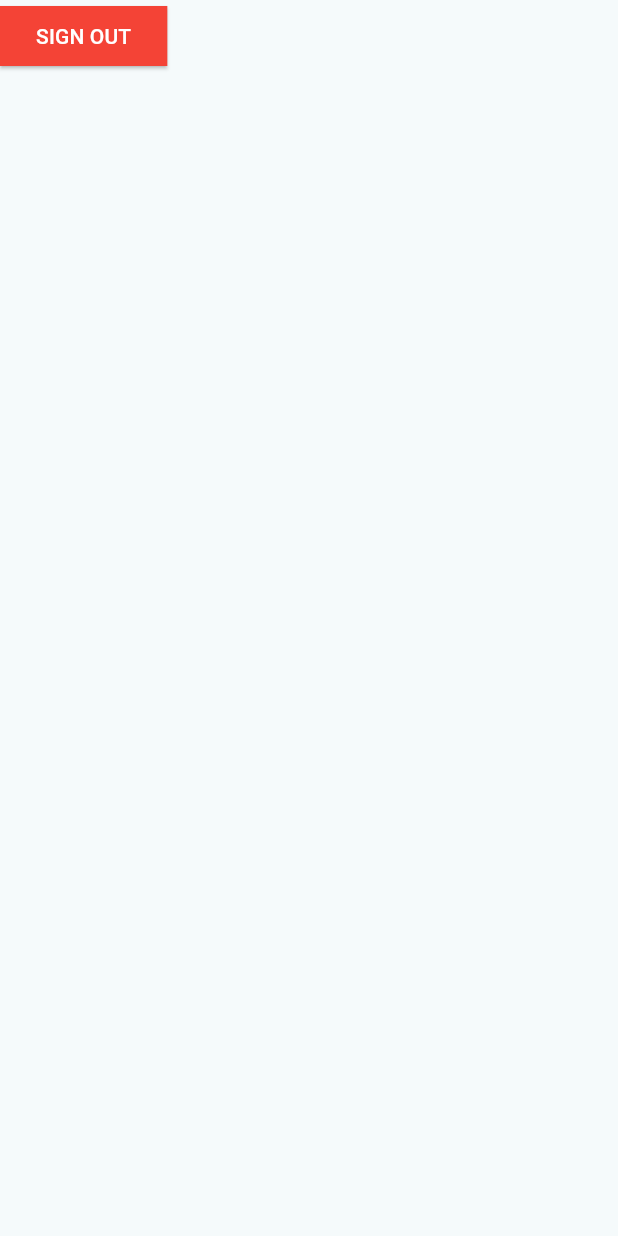
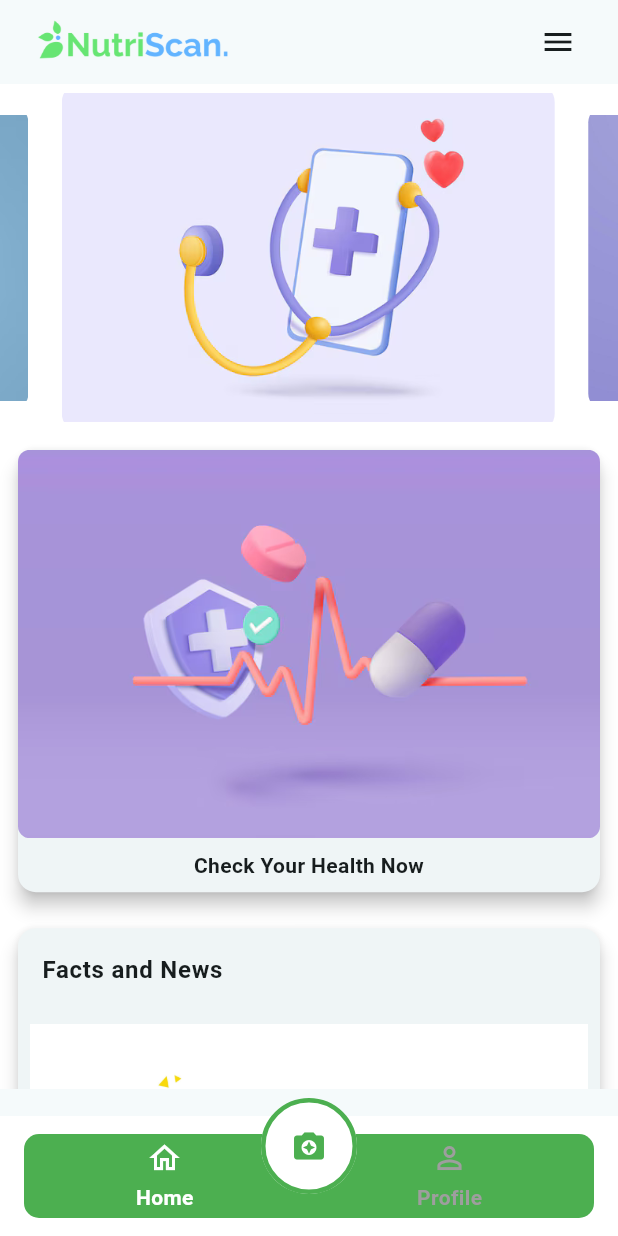
Before and after one commit to yyuvraj54/Nutriscan, a Flutter app: the screen it shows once a user with an empty profile is signed in, on a phone screen of 412 x 824 dp. Run offline on Flutter 3.47's test engine with Material 3 defaults, Android fonts, the phone set to English and light mode, and no system bars; drawn by our look-alikes of carousel_slider; our stand-ins replace camera, cloud_firestore, firebase_auth, firebase_core, flutter_gemini, flutter_svg and 1 more; accounts and stored records are empty.

Commit message:
Bottom Nav added home Screen done  , profile screen done , Scanner Screen floating button added , navigation completed added autoplay images gallery

```diff
--- /dev/null
+++ b/lib/component/CustomBottomNav.dart
@@ -0,0 +1,105 @@
+import 'dart:io';
+
+import 'package:flutter/material.dart';
+
+class CustomBottomNavigationBar extends StatelessWidget {
+  final int pageIndex;
+  final Function(int) onTap;
+
+  const CustomBottomNavigationBar({
+    Key? key,
+    required this.pageIndex,
+    required this.onTap,
+  }) : super(key: key);
+
+  @override
+  Widget build(BuildContext context) {
+    return Stack(
+      alignment: Alignment.center,
+      children: [
+        Container(
+          child: Padding(
+            padding: EdgeInsets.only(top: 18.0, ),
+            child: BottomAppBar(
+              elevation: 0.0,
+              color: Colors.white, // Set background color to white
+              child: ClipRRect(
+                borderRadius: BorderRadius.circular(10),
+                child: Container(
+                  height: 60,
+                  color: Colors.green, // Color for the selected item indicator
+                  child: Row(
+                    mainAxisAlignment: MainAxisAlignment.spaceAround,
+                    children: [
+                      navItem(
+                        Icons.home_outlined,
+                        "Home",
+                        pageIndex == 0,
+                        onTap: () => onTap(0),
+                      ),
+                      navItem(
+                        Icons.person_outline,
+                        "Profile",
+                        pageIndex == 1,
+                        onTap: () => onTap(1),
+                      ),
+                    ],
+                  ),
+                ),
+              ),
+            ),
+          ),
+        ),
+        Positioned(
+          bottom: Platform.isAndroid ? 28 : 32, // Adjusted position
+          child: Container(
+            margin: const EdgeInsets.only(top: 10),
+            height: 64,
+            width: 64,
+            child: FloatingActionButton(
+              backgroundColor: Colors.white,
+              elevation: 0,
+              onPressed: () => debugPrint("Add Button pressed"), // yaha se open hoga camera wala screen tik h abhishek!!
+               shape: RoundedRectangleBorder(
+                side: const BorderSide(width: 3, color: Colors.green),
+                borderRadius: BorderRadius.circular(100),
+              ),
+              child: const Icon(
+                Icons.camera_enhance,
+                color: Colors.green,
+              ),
+            ),
+          ),
+        ),
+      ],
+    );
+  }
+
+  Widget navItem(
+      IconData icon,
+      String label,
+      bool isSelected, {
+        required Function() onTap,
+      }) {
+    return GestureDetector(
+      onTap: onTap,
+      child: Column(
+        mainAxisAlignment: MainAxisAlignment.center,
+        children: [
+          Icon(
+            icon,
+            color: isSelected ? Colors.white : Colors.grey,
+          ),
+          SizedBox(height: 4),
+          Text(
+            label,
+            style: TextStyle(
+              color: isSelected ? Colors.white : Colors.grey,
+              fontWeight: FontWeight.bold,
+            ),
+          ),
+        ],
+      ),
+    );
+  }
+}
--- /dev/null
+++ b/lib/pages/bottom_nav_bar/bottom_navigation.dart
@@ -0,0 +1,54 @@
+import 'package:flutter/material.dart';
+import 'package:nutriscan/pages/bottom_nav_bar/profile_screen.dart';
+import '../../component/CustomBottomNav.dart';
+import '../camera_page.dart';
+import 'home_screen.dart';
+
+
+void main() {
+  runApp(MaterialApp(
+    home: BottomNavigation(),
+  ));
+}
+
+class BottomNavigation extends StatefulWidget {
+  const BottomNavigation({Key? key}) : super(key: key);
+
+  @override
+  State<BottomNavigation> createState() => _BottomNavigationState();
+}
+
+class _BottomNavigationState extends State<BottomNavigation> {
+  int _selectedIndex = 0;
+
+  final PageController _pageController = PageController();
+
+  void _onItemTapped(int index) {
+    setState(() {
+      _selectedIndex = index;
+      _pageController.animateToPage(index, duration: Duration(milliseconds: 300), curve: Curves.ease);
+    });
+  }
+
+  @override
+  Widget build(BuildContext context) {
+    return Scaffold(
+      body: PageView(
+        controller: _pageController,
+        onPageChanged: (index) {
+          setState(() {
+            _selectedIndex = index;
+          });
+        },
+        children: <Widget>[
+          HomeScreen(),
+          ProfileScreen(),
+        ],
+      ),
+      bottomNavigationBar: CustomBottomNavigationBar(
+        pageIndex: _selectedIndex,
+        onTap: _onItemTapped,
+      ),
+    );
+  }
+}
--- /dev/null
+++ b/lib/pages/bottom_nav_bar/home_screen.dart
@@ -0,0 +1,145 @@
+import 'package:flutter/material.dart';
+import 'package:carousel_slider/carousel_slider.dart';
+import 'package:nutriscan/pages/signin_page.dart';
+
+import '../../services/authservice.dart';
+
+class HomeScreen extends StatefulWidget {
+  const HomeScreen({Key? key}) : super(key: key);
+
+  @override
+  State<HomeScreen> createState() => _HomeScreenState();
+}
+
+class _HomeScreenState extends State<HomeScreen> {
+  @override
+  Widget build(BuildContext context) {
+    return Scaffold(
+      backgroundColor: Colors.white,
+      appBar: AppBar(
+        title: Row(
+          children: [
+            IconButton(
+              icon: Image.asset(
+                'lib/asset/logo.png',
+                height: 30, // Adjust the height as needed
+              ),
+              onPressed: () {
+                // Add functionality for Nurifit icon
+              },
+            ),
+            Spacer(),
+            IconButton(
+              icon: Icon(Icons.menu),
+              onPressed: () {
+                // Add functionality for menu button
+              },
+            ),
+          ],
+        ),
+      ),
+      body: SingleChildScrollView(
+        child: Column(
+          crossAxisAlignment: CrossAxisAlignment.stretch,
+          children: [
+            // Auto-scrolling images
+            CarouselSlider(
+              options: CarouselOptions(
+                autoPlay: true, // Enable auto-scrolling
+                aspectRatio: 16 / 9,
+                enlargeCenterPage: true,
+              ),
+              items: [
+                'lib/asset/doctor.png',
+                'lib/asset/scan.png',
+                'lib/asset/plan.png',
+              ].map((imagePath) {
+                return Builder(
+                  builder: (BuildContext context) {
+                    return Padding(
+                      padding: EdgeInsets.only(right: 1.0),
+                      child: Container(
+                        decoration: BoxDecoration(
+                          borderRadius: BorderRadius.circular(12),
+                        ),
+                        child: ClipRRect(
+                          borderRadius: BorderRadius.circular(12),
+                          child: Image.asset(
+                            imagePath,
+                            height: 120, // Adjust the height as needed
+                          ),
+                        ),
+                      ),
+                    );
+                  },
+                );
+              }).toList(),
+            ),
+            // Card view with an image
+            Padding(
+              padding: const EdgeInsets.all(8.0),
+              child: Card(
+                elevation: 5,
+                child: Column(
+                  crossAxisAlignment: CrossAxisAlignment.stretch,
+                  children: [
+                    ClipRRect(
+                      borderRadius: BorderRadius.circular(8.0),
+                      child: Image.asset(
+                        'lib/asset/helth.png', // Replace 'assets/your_image.jpg' with your image path
+                        fit: BoxFit.cover,
+                      ),
+                    ),
+                    Padding(
+                      padding: const EdgeInsets.all(8.0),
+                      child: Text(
+                        'Check Your Health Now',
+                        textAlign: TextAlign.center,
+                        style: TextStyle(fontWeight: FontWeight.bold),
+                      ),
+                    ),
+                  ],
+                ),
+              ),
+            ),
+            // Facts and news card with image
+            Padding(
+              padding: const EdgeInsets.all(8.0),
+              child: Card(
+                elevation: 5,
+                child: Column(
+                  crossAxisAlignment: CrossAxisAlignment.start,
+                  children: [
+                    ListTile(
+                      title: Text('Facts and News', style: TextStyle(fontWeight: FontWeight.bold)),
+                    ),
+                    // Replace this with actual image and content
+                    Padding(
+                      padding: const EdgeInsets.all(8.0),
+                      child: Column(
+                        crossAxisAlignment: CrossAxisAlignment.start,
+                        children: [
+                          Image.asset(
+                            'lib/asset/funfact.jpg',
+                            fit: BoxFit.cover,
+                            width: double.infinity,
+                            height: 200, // Adjust the height as needed
+                          ),
+                          SizedBox(height: 8),
+                          Text(
+                            'Lorem ipsum dolor sit amet, consectetur adipiscing elit.',
+                            style: TextStyle(fontSize: 16),
+                          ),
+                        ],
+                      ),
+                    ),
+                  ],
+                ),
+              ),
+            ),
+          ],
+        ),
+      ),
+    );
+  }
+}
--- a/lib/pages/home_screen.dart
+++ /dev/null
@@ -1,32 +0,0 @@
-import 'package:flutter/material.dart';
-import 'package:nutriscan/pages/signin_page.dart';
-
-import '../services/authservice.dart';
-
-class HomeScreen extends StatefulWidget {
-  const HomeScreen({super.key});
-
-  @override
-  State<HomeScreen> createState() => _HomeScreenState();
-}
-
-class _HomeScreenState extends State<HomeScreen> {
-  @override
-  Widget build(BuildContext context) {
-    return  Scaffold(body: SafeArea(child: Column(children: [
-      ElevatedButton(
-          child: Text(
-              "Sign Out".toUpperCase(),
-              style: TextStyle(fontSize: 14)
-          ),
-          style: ButtonStyle(foregroundColor: MaterialStateProperty.all<Color>(Colors.white), backgroundColor: MaterialStateProperty.all<Color>(Colors.red), shape: MaterialStateProperty.all<RoundedRectangleBorder>(
-              RoundedRectangleBorder(borderRadius: BorderRadius.zero, side: BorderSide(color: Colors.red)))),
-          onPressed: () {
-            AuthServices().signOut();
-            Navigator.pushReplacement(context, MaterialPageRoute(builder: (context) => Signin()));
-          }
-      )
-
-    ],),),);
-  }
-}
--- a/lib/pages/user_info_screen.dart
+++ b/lib/pages/user_info_screen.dart
@@ -1,11 +1,12 @@
 import 'package:firebase_auth/firebase_auth.dart';
 import 'package:flutter/material.dart';
-import 'package:nutriscan/pages/home_screen.dart';
+import 'package:nutriscan/pages/bottom_nav_bar/home_screen.dart';
 import 'package:nutriscan/services/auth/firestore_service.dart';
 import 'package:nutriscan/services/authservice.dart';
 
 import '../component/mytext_field.dart';
 import '../models/user_model.dart';
+import 'bottom_nav_bar/bottom_navigation.dart';
 
 class UserInfoScreen extends StatefulWidget {
   const UserInfoScreen({Key? key}) : super(key: key);
@@ -39,7 +40,7 @@ class _UserInfoScreenState extends State<UserInfoScreen> {
 
       if (userDataExists) {
         // User data already uploaded, navigate to HomeScreen
-        Navigator.pushReplacement(context, MaterialPageRoute(builder: (context) => HomeScreen()));
+        Navigator.pushReplacement(context, MaterialPageRoute(builder: (context) => BottomNavigation()));
       }
     }
   }
--- a/pubspec.yaml
+++ b/pubspec.yaml
@@ -36,6 +36,7 @@ dependencies:
   # Use with the CupertinoIcons class for iOS style icons.
   cupertino_icons: ^1.0.6
   image_picker:
+  carousel_slider: ^4.2.1
   camera: ^0.10.0+1
   path_provider: ^2.0.11
   scanning_effect: ^1.0.4
```
Also changed, not shown: lib/pages/bottom_nav_bar/profile_screen.dart (added, +105 -0 lines), lib/asset/doctor.png (added), lib/asset/funfact.jpg (added), lib/asset/helth.png (added), lib/asset/logo.png (added), lib/asset/plan.png (added), lib/asset/scan.png (added), pubspec.lock.
